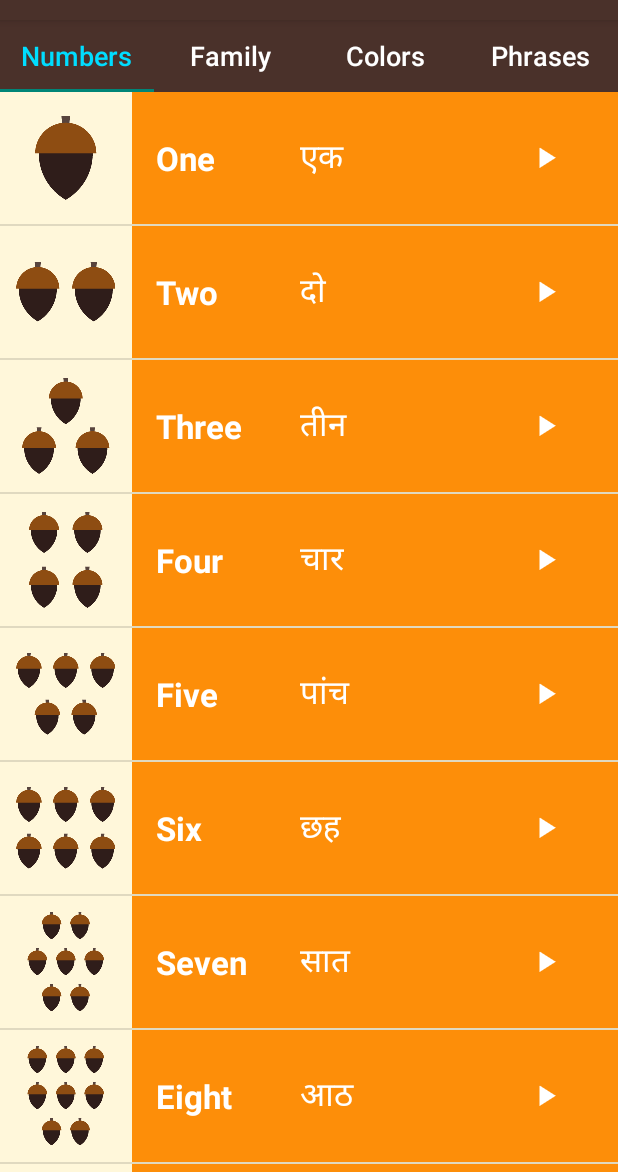
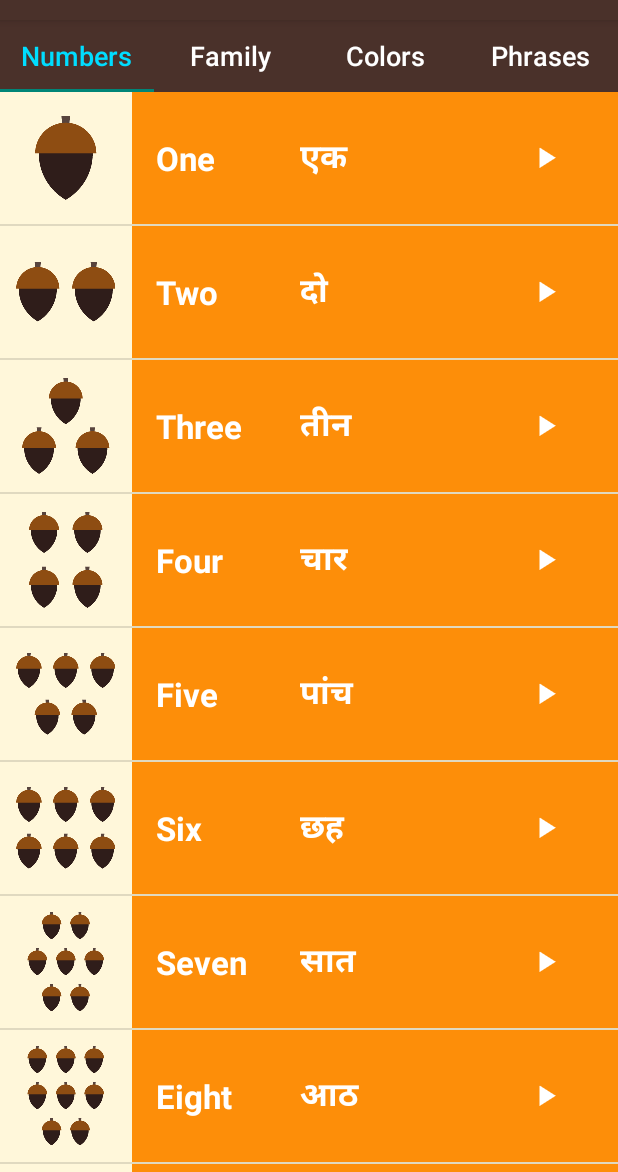
Before and after one commit to pankaj0608/Miwok, an Android app: the screen it shows after launch (MainActivity), on a phone screen of 412 x 824 dp, the part 64-1236 px from its top. Run offline under Robolectric (Android 15) with nearby library versions, the phone set to English and light mode, and no system bars.

Commit message:
Miwok Finished

```diff
--- a/app/src/main/res/layout/list_item.xml
+++ b/app/src/main/res/layout/list_item.xml
@@ -37,7 +37,8 @@
                   android:layout_weight="1.2"
                   android:gravity="center_vertical"
                   android:textAppearance="?android:textAppearanceLarge"
-                  android:textColor="@android:color/white"/>
+                  android:textColor="@android:color/white"
+                  android:textStyle="bold"/>
 
         <ImageView
                 android:id="@+id/image_sound"
```
